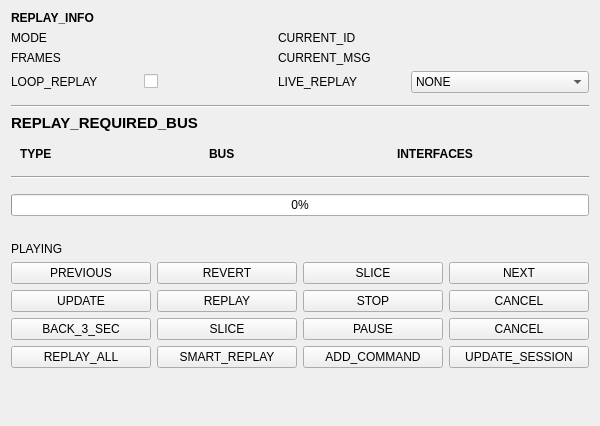
phil-eqtech/ShareCAN, file ui/form-replay.ui: the form before one commit.
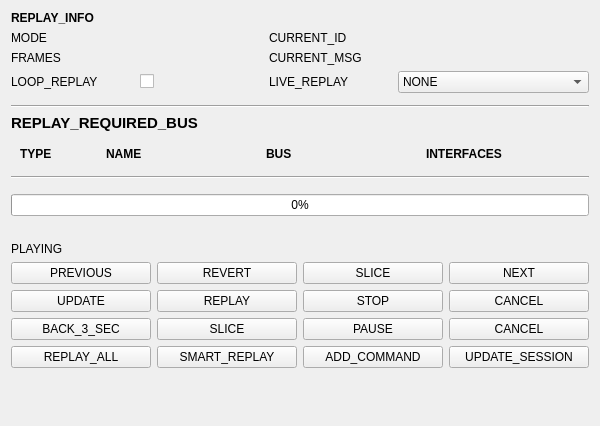
The form after the commit.

Commit message: Filters are now used with gateway and replay

The edit to the form file:
```diff
--- a/ui/form-replay.ui
+++ b/ui/form-replay.ui
@@ -146,17 +146,17 @@
         </item>
         <item>
          <property name="text">
-          <string>LIVE_REPLAY</string>
+          <string>FEEDBACK_LIVE</string>
          </property>
         </item>
         <item>
          <property name="text">
-          <string>RECORD_REPLAY</string>
+          <string>FEEDBACK_RECORD</string>
          </property>
         </item>
         <item>
          <property name="text">
-          <string>NEW_SESSION_RECORD</string>
+          <string>FEEDBACK_RECORD_NEW</string>
          </property>
         </item>
        </widget>
@@ -200,8 +200,27 @@
       </sizepolicy>
      </property>
      <layout class="QGridLayout" name="replayBusGridLayout">
+      <item row="0" column="3">
+       <widget class="QLabel" name="titleIface">
+        <property name="font">
+         <font>
+          <weight>75</weight>
+          <bold>true</bold>
+         </font>
+        </property>
+        <property name="text">
+         <string>INTERFACES</string>
+        </property>
+       </widget>
+      </item>
       <item row="0" column="0">
        <widget class="QLabel" name="titleType">
+        <property name="maximumSize">
+         <size>
+          <width>80</width>
+          <height>16777215</height>
+         </size>
+        </property>
         <property name="font">
          <font>
           <weight>75</weight>
@@ -214,19 +233,6 @@
        </widget>
       </item>
       <item row="0" column="2">
-       <widget class="QLabel" name="titleIface">
-        <property name="font">
-         <font>
-          <weight>75</weight>
-          <bold>true</bold>
-         </font>
-        </property>
-        <property name="text">
-         <string>INTERFACES</string>
-        </property>
-       </widget>
-      </item>
-      <item row="0" column="1">
        <widget class="QLabel" name="titleBus">
         <property name="sizePolicy">
          <sizepolicy hsizetype="Preferred" vsizetype="Fixed">
@@ -245,6 +251,19 @@
         </property>
        </widget>
       </item>
+      <item row="0" column="1">
+       <widget class="QLabel" name="titleName">
+        <property name="font">
+         <font>
+          <weight>75</weight>
+          <bold>true</bold>
+         </font>
+        </property>
+        <property name="text">
+         <string>NAME</string>
+        </property>
+       </widget>
+      </item>
      </layout>
     </widget>
    </item>
```
The commit also changes 33 other files.
